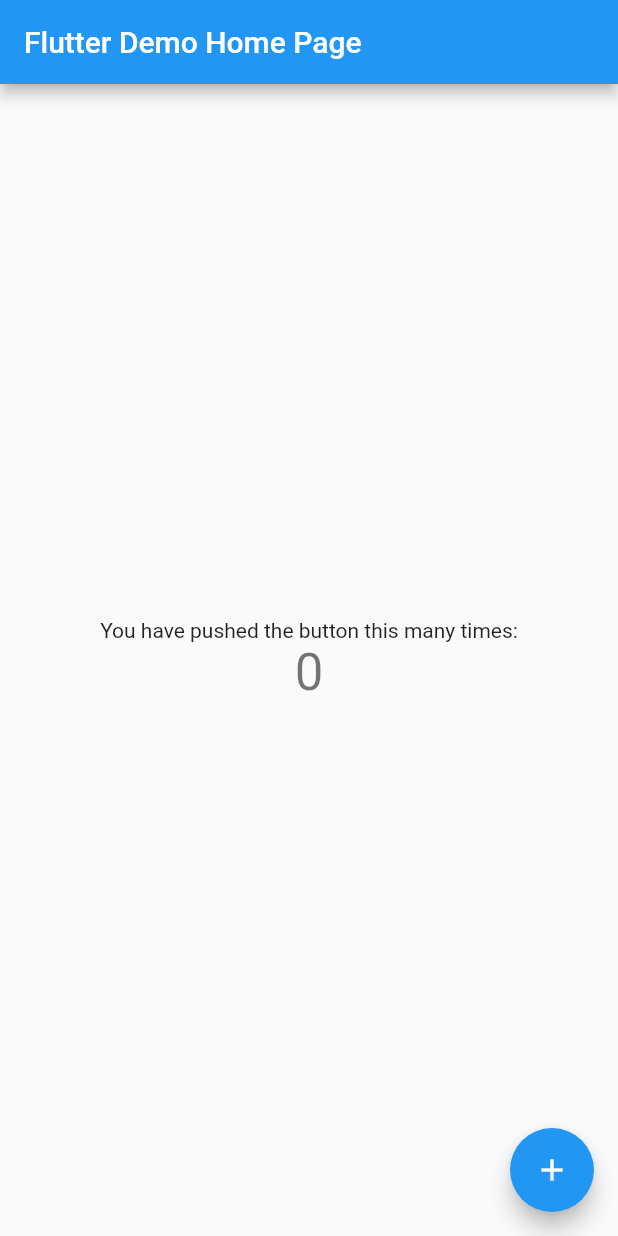
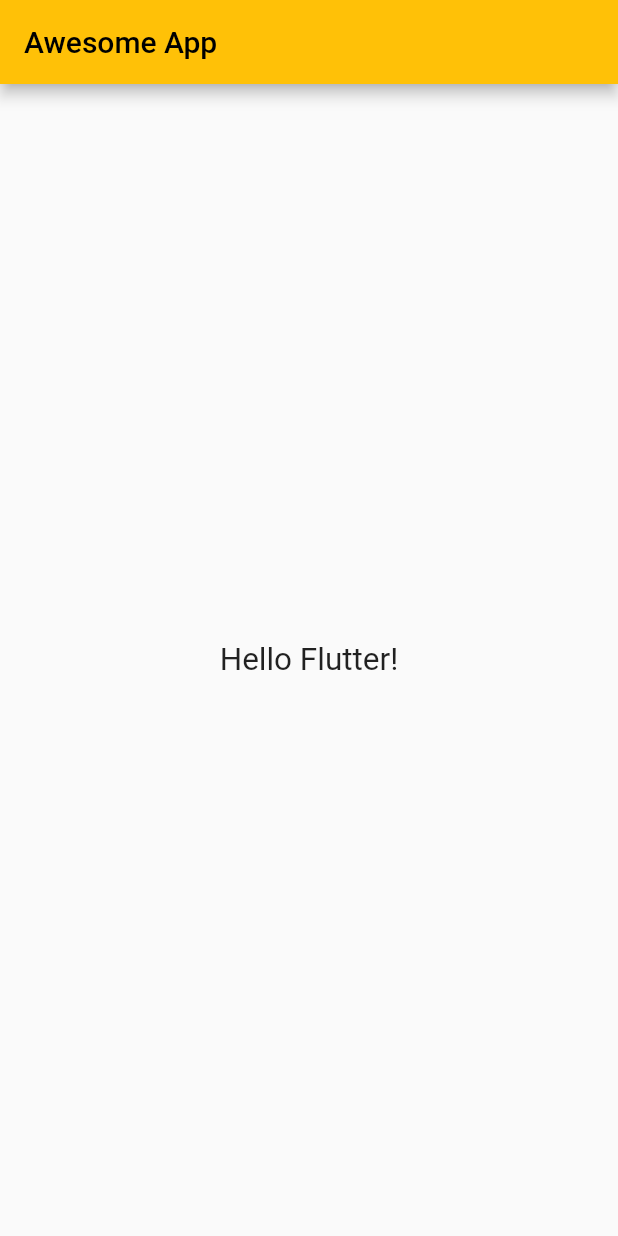
Before and after one commit to Rahul0714/starter, a Flutter app: the screen it shows after launch, on a phone screen of 412 x 824 dp. Run offline on Flutter 3.47's test engine with Material 2 defaults, Android fonts, the phone set to English and light mode, and no system bars.

Commit message:
ch#1 completed

```diff
--- a/lib/main.dart
+++ b/lib/main.dart
@@ -1,115 +1,28 @@
 import 'package:flutter/material.dart';
 
 void main() {
-  runApp(const MyApp());
+  runApp(MaterialApp(
+    debugShowCheckedModeBanner: false,
+    home: const HomePage(),
+    theme: ThemeData(primarySwatch: Colors.amber),
+  ));
 }
 
-class MyApp extends StatelessWidget {
-  const MyApp({Key? key}) : super(key: key);
+class HomePage extends StatelessWidget {
+  const HomePage({Key? key}) : super(key: key);
 
-  // This widget is the root of your application.
   @override
   Widget build(BuildContext context) {
-    return MaterialApp(
-      title: 'Flutter Demo',
-      theme: ThemeData(
-        // This is the theme of your application.
-        //
-        // Try running your application with "flutter run". You'll see the
-        // application has a blue toolbar. Then, without quitting the app, try
-        // changing the primarySwatch below to Colors.green and then invoke
-        // "hot reload" (press "r" in the console where you ran "flutter run",
-        // or simply save your changes to "hot reload" in a Flutter IDE).
-        // Notice that the counter didn't reset back to zero; the application
-        // is not restarted.
-        primarySwatch: Colors.blue,
+    return Scaffold(
+      appBar: AppBar(
+        title: const Text("Awesome App"),
       ),
-      home: const MyHomePage(title: 'Flutter Demo Home Page'),
+      body: Container(
+          child: const Center(
+              child: Text(
+        "Hello Flutter!",
+        style: TextStyle(fontSize: 21),
+      ))),
     );
   }
 }
-
-class MyHomePage extends StatefulWidget {
-  const MyHomePage({Key? key, required this.title}) : super(key: key);
-
-  // This widget is the home page of your application. It is stateful, meaning
-  // that it has a State object (defined below) that contains fields that affect
-  // how it looks.
-
-  // This class is the configuration for the state. It holds the values (in this
-  // case the title) provided by the parent (in this case the App widget) and
-  // used by the build method of the State. Fields in a Widget subclass are
-  // always marked "final".
-
-  final String title;
-
-  @override
-  State<MyHomePage> createState() => _MyHomePageState();
-}
-
-class _MyHomePageState extends State<MyHomePage> {
-  int _counter = 0;
-
-  void _incrementCounter() {
-    setState(() {
-      // This call to setState tells the Flutter framework that something has
-      // changed in this State, which causes it to rerun the build method below
-      // so that the display can reflect the updated values. If we changed
-      // _counter without calling setState(), then the build method would not be
-      // called again, and so nothing would appear to happen.
-      _counter++;
-    });
-  }
-
-  @override
-  Widget build(BuildContext context) {
-    // This method is rerun every time setState is called, for instance as done
-    // by the _incrementCounter method above.
-    //
-    // The Flutter framework has been optimized to make rerunning build methods
-    // fast, so that you can just rebuild anything that needs updating rather
-    // than having to individually change instances of widgets.
-    return Scaffold(
-      appBar: AppBar(
-        // Here we take the value from the MyHomePage object that was created by
-        // the App.build method, and use it to set our appbar title.
-        title: Text(widget.title),
-      ),
-      body: Center(
-        // Center is a layout widget. It takes a single child and positions it
-        // in the middle of the parent.
-        child: Column(
-          // Column is also a layout widget. It takes a list of children and
-          // arranges them vertically. By default, it sizes itself to fit its
-          // children horizontally, and tries to be as tall as its parent.
-          //
-          // Invoke "debug painting" (press "p" in the console, choose the
-          // "Toggle Debug Paint" action from the Flutter Inspector in Android
-          // Studio, or the "Toggle Debug Paint" command in Visual Studio Code)
-          // to see the wireframe for each widget.
-          //
-          // Column has various properties to control how it sizes itself and
-          // how it positions its children. Here we use mainAxisAlignment to
-          // center the children vertically; the main axis here is the vertical
-          // axis because Columns are vertical (the cross axis would be
-          // horizontal).
-          mainAxisAlignment: MainAxisAlignment.center,
-          children: <Widget>[
-            const Text(
-              'You have pushed the button this many times:',
-            ),
-            Text(
-              '$_counter',
-              style: Theme.of(context).textTheme.headline4,
-            ),
-          ],
-        ),
-      ),
-      floatingActionButton: FloatingActionButton(
-        onPressed: _incrementCounter,
-        tooltip: 'Increment',
-        child: const Icon(Icons.add),
-      ), // This trailing comma makes auto-formatting nicer for build methods.
-    );
-  }
-}
```
Also changed, not shown: 1 other file.
